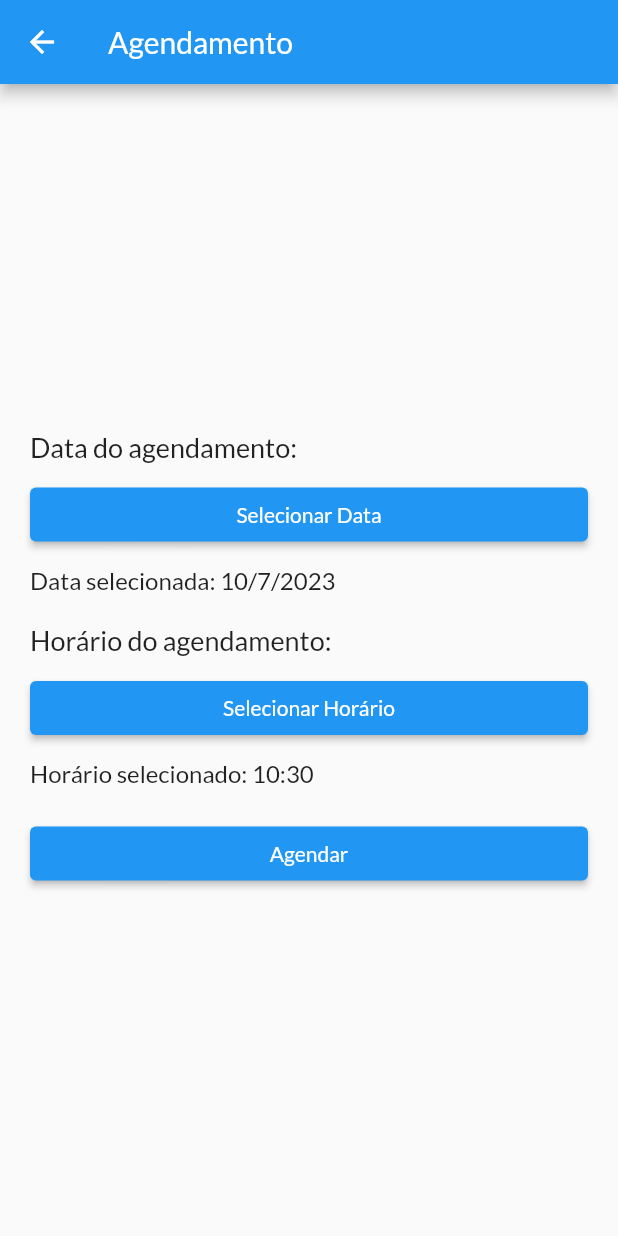
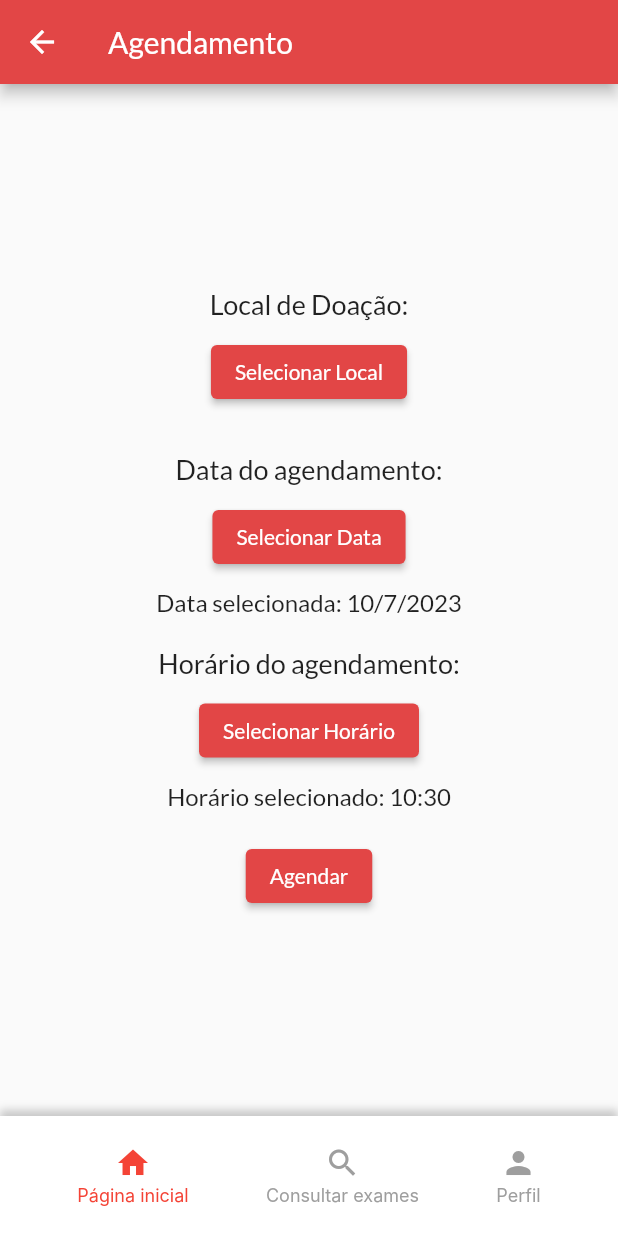
Before and after one commit to AnaNicoleMassaneiro/doa_mais, a Flutter app: the SchedulingPage screen opened directly, on a phone screen of 412 x 824 dp. Run offline on Flutter 3.47's test engine with Material 2 defaults, Android fonts, the phone set to English and light mode, and no system bars; our stand-ins replace google_fonts, shared_preferences; accounts and stored records are empty.

Commit message:
eat: Implement scheduling page layout with centralized text and buttons
Updated the layout of the SchedulingPage to center align the text and buttons.
Added a back button in the app bar.
Aligned the bottom navigation menu to occupy the full horizontal space.
Added a location selection feature with a static list of locations.
Added a date and time selection feature.
Styled the buttons to match the design pattern.
Integrated the TabBarComponent in the bottom navigation menu.

```diff
--- a/lib/src/features/scheduling/schedulingPage.dart
+++ b/lib/src/features/scheduling/schedulingPage.dart
@@ -1,4 +1,7 @@
 import 'package:flutter/material.dart';
+
+import '../menu/MenuComponent.dart';
+import '../menu/TabBarComponent.dart';
 
 class SchedulingPage extends StatefulWidget {
   @override
@@ -8,6 +11,15 @@ class SchedulingPage extends StatefulWidget {
 class _SchedulingPageState extends State<SchedulingPage> {
   DateTime selectedDate = DateTime.now();
   TimeOfDay selectedTime = TimeOfDay.now();
+  String? selectedLocation;
+
+  List<String> locations = [
+    'Location 1',
+    'Location 2',
+    'Location 3',
+    'Location 4',
+    'Location 5',
+  ];
 
   Future<void> _selectDate(BuildContext context) async {
     final DateTime? pickedDate = await showDatePicker(
@@ -16,7 +28,6 @@ class _SchedulingPageState extends State<SchedulingPage> {
       firstDate: DateTime.now(),
       lastDate: DateTime(2100),
     );
-
     if (pickedDate != null && pickedDate != selectedDate) {
       setState(() {
         selectedDate = pickedDate;
@@ -37,18 +48,83 @@ class _SchedulingPageState extends State<SchedulingPage> {
     }
   }
 
+  Widget _buildLocationItem(String location) {
+    return ListTile(
+      title: Text(location),
+      onTap: () {
+        setState(() {
+          selectedLocation = location;
+        });
+      },
+    );
+  }
+
+  void _showLocationDialog() {
+    showDialog(
+      context: context,
+      builder: (BuildContext context) {
+        return AlertDialog(
+          title: Text('Select Location'),
+          content: Column(
+            mainAxisSize: MainAxisSize.min,
+            children: locations.map((location) {
+              return _buildLocationItem(location);
+            }).toList(),
+          ),
+          actions: [
+            TextButton(
+              onPressed: () {
+                Navigator.of(context).pop();
+              },
+              child: Text('Cancel'),
+            ),
+          ],
+        );
+      },
+    );
+  }
+
   @override
   Widget build(BuildContext context) {
     return Scaffold(
       appBar: AppBar(
+        leading: IconButton(
+          icon: Icon(Icons.arrow_back),
+          onPressed: () {
+            Navigator.of(context).pop();
+          },
+        ),
         title: Text('Agendamento'),
+        backgroundColor: Color(0xFFE24646),
       ),
-      body: Padding(
+      body: Container(
+        alignment: Alignment.center,
         padding: EdgeInsets.all(20.0),
+        child: SingleChildScrollView(
           child: Column(
+            crossAxisAlignment: CrossAxisAlignment.center,
             mainAxisAlignment: MainAxisAlignment.center,
-          crossAxisAlignment: CrossAxisAlignment.stretch,
             children: [
+              Text(
+                'Local de Doação:',
+                style: TextStyle(fontSize: 18.0),
+              ),
+              SizedBox(height: 10.0),
+              ElevatedButton(
+                onPressed: _showLocationDialog,
+                child: Text('Selecionar Local'),
+                style: ElevatedButton.styleFrom(
+                  primary: Color(0xFFE24646),
+                  onPrimary: Colors.white,
+                ),
+              ),
+              SizedBox(height: 10.0),
+              if (selectedLocation != null)
+                Text(
+                  'Local selecionado: $selectedLocation',
+                  style: TextStyle(fontSize: 16.0),
+                ),
+              SizedBox(height: 20.0),
               Text(
                 'Data do agendamento:',
                 style: TextStyle(fontSize: 18.0),
@@ -57,6 +133,10 @@ class _SchedulingPageState extends State<SchedulingPage> {
               ElevatedButton(
                 onPressed: () => _selectDate(context),
                 child: Text('Selecionar Data'),
+                style: ElevatedButton.styleFrom(
+                  primary: Color(0xFFE24646),
+                  onPrimary: Colors.white,
+                ),
               ),
               SizedBox(height: 10.0),
               Text(
@@ -72,6 +152,10 @@ class _SchedulingPageState extends State<SchedulingPage> {
               ElevatedButton(
                 onPressed: () => _selectTime(context),
                 child: Text('Selecionar Horário'),
+                style: ElevatedButton.styleFrom(
+                  primary: Color(0xFFE24646),
+                  onPrimary: Colors.white,
+                ),
               ),
               SizedBox(height: 10.0),
               Text(
@@ -84,10 +168,16 @@ class _SchedulingPageState extends State<SchedulingPage> {
                   // Lógica para agendar o horário
                 },
                 child: Text('Agendar'),
+                style: ElevatedButton.styleFrom(
+                  primary: Color(0xFFE24646),
+                  onPrimary: Colors.white,
+                ),
               ),
             ],
           ),
         ),
+      ),
+      bottomNavigationBar: TabBarComponent(),
     );
   }
 }
```
Lines whose indentation alone changed are shown as unchanged.
